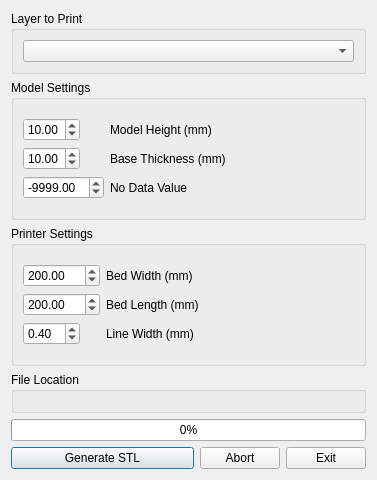
First picture: the form in stl_generator_dialog_base.ui, repository SuheybAden/STL_Generator-QGIS_Plugin, before the edit.
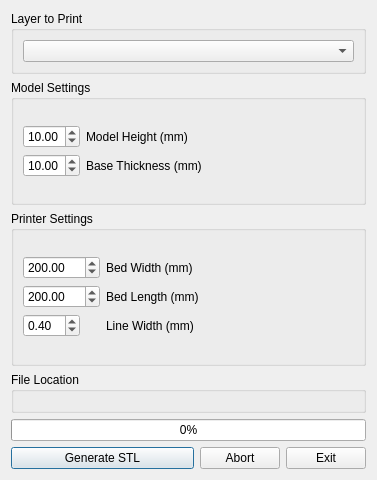
Second picture: the form after the edit. Custom widgets are drawn as their Qt base class.

Commit message: Removed input box for no data value

```diff
--- a/stl_generator_dialog_base.ui
+++ b/stl_generator_dialog_base.ui
@@ -47,40 +47,6 @@
         <property name="fieldGrowthPolicy">
          <enum>QFormLayout::AllNonFixedFieldsGrow</enum>
         </property>
-        <item row="2" column="1">
-         <widget class="QLabel" name="printHeight_label">
-          <property name="text">
-           <string>Model Height (mm)</string>
-          </property>
-         </widget>
-        </item>
-        <item row="3" column="1">
-         <widget class="QLabel" name="base_label">
-          <property name="text">
-           <string>Base Thickness (mm)</string>
-          </property>
-         </widget>
-        </item>
-        <item row="4" column="1">
-         <widget class="QLabel" name="label_2">
-          <property name="text">
-           <string>No Data Value</string>
-          </property>
-         </widget>
-        </item>
-        <item row="5" column="0">
-         <spacer name="verticalSpacer_2">
-          <property name="orientation">
-           <enum>Qt::Vertical</enum>
-          </property>
-          <property name="sizeHint" stdset="0">
-           <size>
-            <width>20</width>
-            <height>40</height>
-           </size>
-          </property>
-         </spacer>
-        </item>
         <item row="0" column="0">
          <spacer name="verticalSpacer">
           <property name="orientation">
@@ -101,6 +67,13 @@
           </property>
          </widget>
         </item>
+        <item row="2" column="1">
+         <widget class="QLabel" name="printHeight_label">
+          <property name="text">
+           <string>Model Height (mm)</string>
+          </property>
+         </widget>
+        </item>
         <item row="3" column="0">
          <widget class="QDoubleSpinBox" name="baseHeight_input">
           <property name="value">
@@ -108,18 +81,25 @@
           </property>
          </widget>
         </item>
+        <item row="3" column="1">
+         <widget class="QLabel" name="base_label">
+          <property name="text">
+           <string>Base Thickness (mm)</string>
+          </property>
+         </widget>
+        </item>
         <item row="4" column="0">
-         <widget class="QDoubleSpinBox" name="noDataValue_input">
-          <property name="minimum">
-           <double>-50000.000000000000000</double>
+         <spacer name="verticalSpacer_2">
+          <property name="orientation">
+           <enum>Qt::Vertical</enum>
           </property>
-          <property name="maximum">
-           <double>50000.000000000000000</double>
+          <property name="sizeHint" stdset="0">
+           <size>
+            <width>20</width>
+            <height>40</height>
+           </size>
           </property>
-          <property name="value">
-           <double>-9999.000000000000000</double>
-          </property>
-         </widget>
+         </spacer>
         </item>
        </layout>
       </item>
```
Left out of the diff: 2 changed lines with no effect on the pictures. The commit also changes 1 other file.
